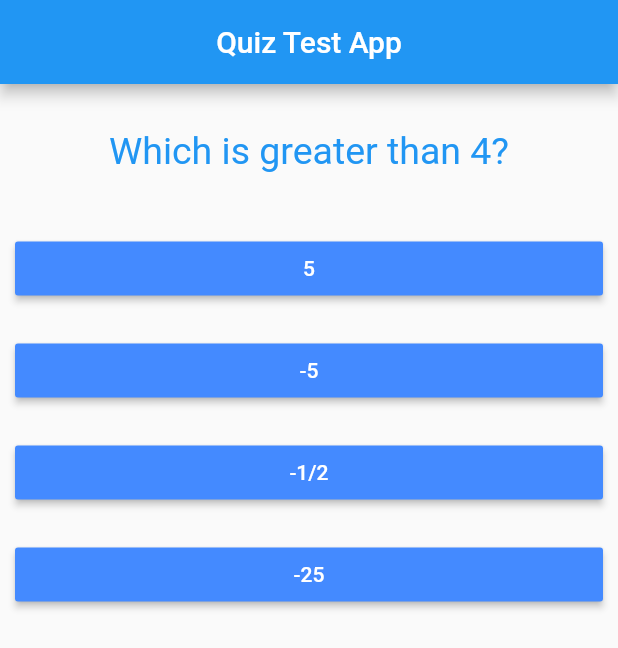
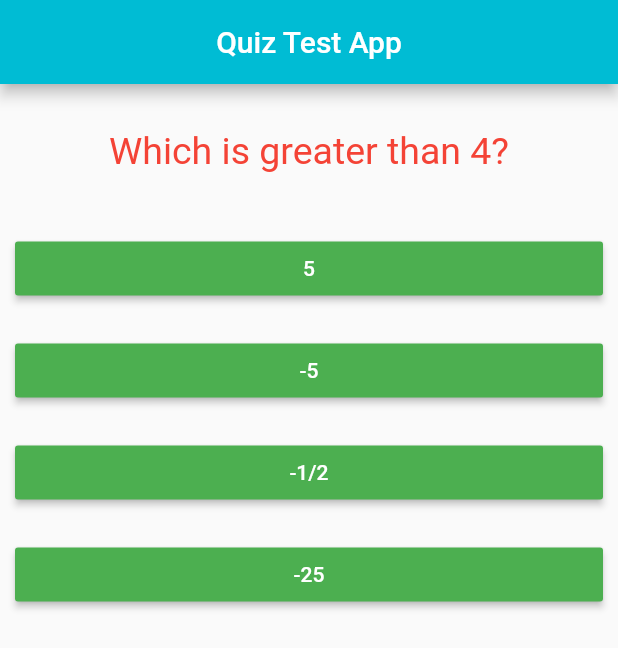
Before and after one commit to AmitGain1818/quiz_test_app, a Flutter app: the screen it shows after launch, on a phone screen of 412 x 824 dp. Shown: the top 648 px of the screen. Run offline on Flutter 3.47's test engine with Material 2 defaults, Android fonts, the phone set to English and light mode, and no system bars.

Commit message:
Change Color

```diff
--- a/lib/answer.dart
+++ b/lib/answer.dart
@@ -13,7 +13,7 @@ class Answers extends StatelessWidget {
       width: double.infinity,
       margin: EdgeInsets.all(10),
       child: RaisedButton(
-        color: Colors.blueAccent,
+        color: Colors.green,
         textColor: Colors.white,
         child: Text(answerText),
         onPressed: selectHandler,
--- a/lib/main.dart
+++ b/lib/main.dart
@@ -230,6 +230,7 @@ class _MyAppState extends State<MyApp> {
     return MaterialApp(
       home: Scaffold(
         appBar: AppBar(
+          backgroundColor: Colors.cyan,
           centerTitle: true,
           title: Text('Quiz Test App'),
         ),
--- a/lib/question.dart
+++ b/lib/question.dart
@@ -15,7 +15,7 @@ class Questions extends StatelessWidget {
         questionText,
         style: TextStyle(
           fontSize: 25,
-          color: Colors.blue,
+          color: Colors.red,
         ),
         textAlign: TextAlign.center,
       ),
```
